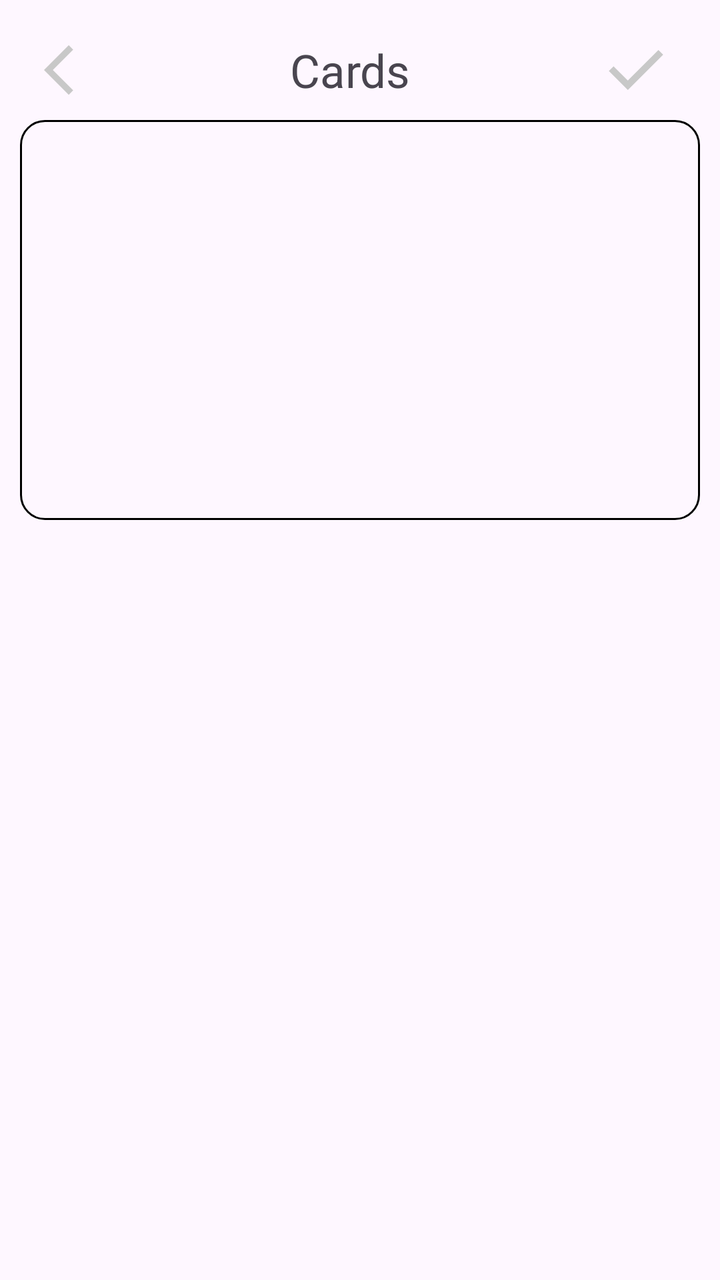
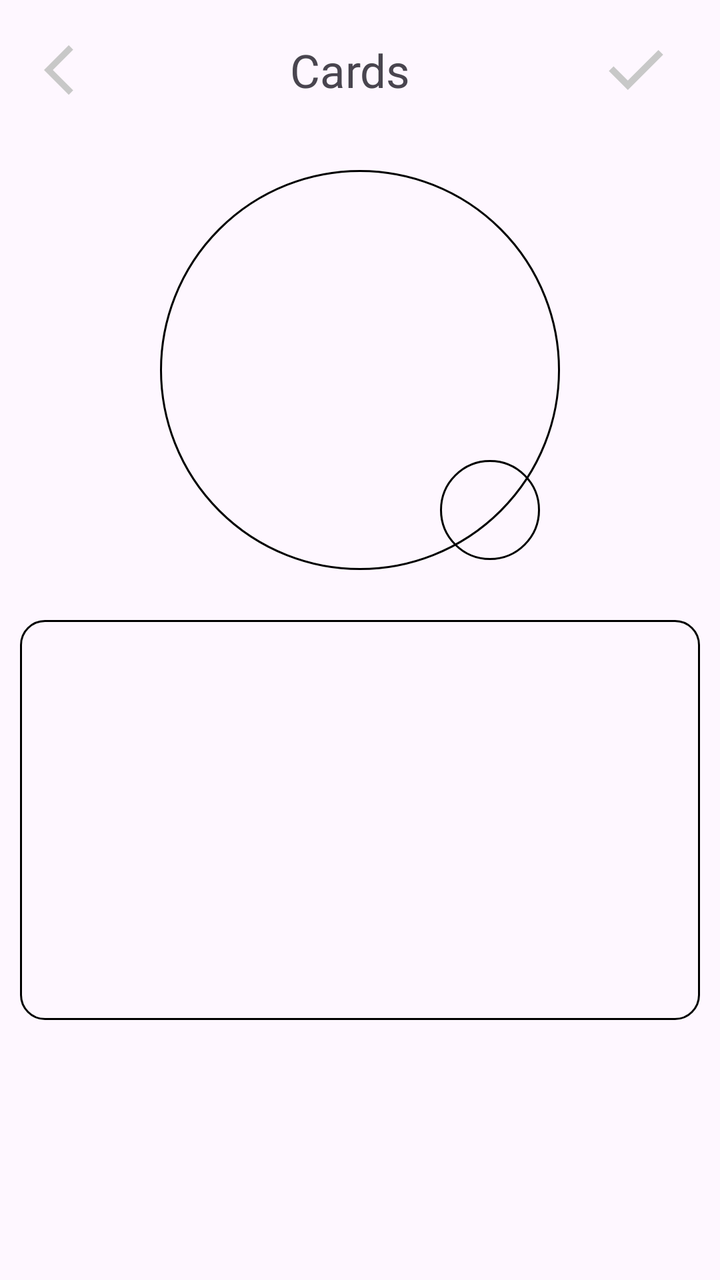

An Android layout rendered at two revisions. The XML below is the earlier revision; the diff shows what the commit changed to produce the second picture.
<!-- AndroidManifest.xml: application theme Theme.Buscor -->
<!-- res/layout/fragment_cards.xml -->
<?xml version="1.0" encoding="utf-8"?>
<FrameLayout xmlns:android="http://schemas.android.com/apk/res/android"
    xmlns:tools="http://schemas.android.com/tools"
    android:layout_width="match_parent"
    android:layout_height="match_parent"
    android:padding="10dp"
    tools:context=".views.ProfileandSettings.Cards.Cards">

   <LinearLayout
       android:layout_width="match_parent"
       android:layout_height="match_parent"
       android:orientation="vertical">

       <LinearLayout
           android:layout_width="match_parent"
           android:layout_height="50dp"
           android:orientation="horizontal"
           android:paddingHorizontal="12dp"
           android:paddingVertical="5dp"
           >
           <ImageView
               android:layout_width="wrap_content"
               android:layout_height="wrap_content"
               android:src="@drawable/arrow_back"
               android:layout_gravity="center"
               />

           <TextView
               android:layout_width="wrap_content"
               android:layout_height="wrap_content"
               android:layout_gravity="center"
               android:layout_weight="1"
               android:text="Cards"
               android:textAlignment="center"
               android:textSize="23sp" />

           <ImageView
               android:layout_width="wrap_content"
               android:layout_height="wrap_content"
               android:src="@drawable/process_icon"
               android:layout_gravity="center"
               />



       </LinearLayout>

       <LinearLayout
           android:layout_width="match_parent"
           android:layout_height="200dp"
           android:background="@drawable/edit_text_border"
           >

       </LinearLayout>

   </LinearLayout>

</FrameLayout>
<!-- resources referenced by this layout -->
<resources>
  <!-- drawable arrow_back (drawable) -->
  <vector xmlns:android="http://schemas.android.com/apk/res/android"
      android:autoMirrored="true"
      android:height="30dp"
      android:tint="#C8C8C8"
      android:viewportHeight="24"
      android:viewportWidth="24"
      android:width="30dp">
        
      <path android:fillColor="@android:color/white" android:pathData="M11.67,3.87L9.9,2.1 0,12l9.9,9.9 1.77,-1.77L3.54,12z"/>
      
  </vector>
  <!-- drawable edit_text_border (drawable) -->
  <shape
      xmlns:android="http://schemas.android.com/apk/res/android"
      android:shape="rectangle">
      <solid
          android:color="@android:color/transparent"/>
  
      <corners
          android:bottomRightRadius="12dp"
          android:bottomLeftRadius="12dp"
          android:topLeftRadius="12dp"
          android:topRightRadius="12dp"/>
      <stroke
          android:color="@color/black"
          android:width="1dp"/>
  </shape>
  <!-- drawable process_icon (drawable) -->
  <vector xmlns:android="http://schemas.android.com/apk/res/android"
      android:height="40dp"
      android:tint="#C8C8C8"
      android:viewportHeight="960"
      android:viewportWidth="960"
      android:width="40dp">
        
      <path android:fillColor="@android:color/white" android:pathData="M382,720L154,492L211,435L382,606L749,239L806,296L382,720Z"/>
      
  </vector>
  <style name="Theme.Buscor" parent="Base.Theme.Buscor" />
  <color name="black">#FF000000</color>
  <style name="Base.Theme.Buscor" parent="Theme.Material3.DayNight.NoActionBar">
          
          
      </style>
</resources>

<!-- the commit's change to res/layout/fragment_cards.xml (unified diff, before → after) -->
@@ -1,5 +1,6 @@
 <?xml version="1.0" encoding="utf-8"?>
 <FrameLayout xmlns:android="http://schemas.android.com/apk/res/android"
+    xmlns:app="http://schemas.android.com/apk/res-auto"
     xmlns:tools="http://schemas.android.com/tools"
     android:layout_width="match_parent"
     android:layout_height="match_parent"
@@ -45,6 +46,37 @@
 
        </LinearLayout>
 
+       <androidx.constraintlayout.widget.ConstraintLayout
+           android:layout_width="match_parent"
+           android:layout_height="250dp">
+
+           <FrameLayout
+               android:layout_width="wrap_content"
+               android:layout_height="wrap_content"
+               app:layout_constraintBottom_toBottomOf="parent"
+               app:layout_constraintEnd_toEndOf="parent"
+               app:layout_constraintHorizontal_bias="0.5"
+               app:layout_constraintStart_toStartOf="parent"
+               app:layout_constraintTop_toTopOf="parent"
+               app:layout_constraintVertical_bias="0.5">
+
+               <ImageView
+                   android:layout_width="200dp"
+                   android:layout_height="200dp"
+                   android:background="@drawable/profile_image_border" />
+
+               <ImageView
+                   android:layout_width="50dp"
+                   android:layout_height="50dp"
+                   android:layout_gravity="bottom|end"
+                   android:layout_marginRight="10dp"
+                   android:layout_marginBottom="5dp"
+                   android:background="@drawable/profile_image_border" />
+
+           </FrameLayout>
+
+       </androidx.constraintlayout.widget.ConstraintLayout>
+
        <LinearLayout
            android:layout_width="match_parent"
            android:layout_height="200dp"
<!-- resource entries referenced after the edit -->
@@ -39,6 +39,22 @@
       <path android:fillColor="@android:color/white" android:pathData="M382,720L154,492L211,435L382,606L749,239L806,296L382,720Z"/>
       
   </vector>
+  <!-- drawable profile_image_border (drawable) -->
+  <shape
+      xmlns:android="http://schemas.android.com/apk/res/android"
+      android:shape="rectangle">
+      <solid
+          android:color="@android:color/transparent"/>
+  
+      <corners
+          android:bottomRightRadius="300dp"
+          android:bottomLeftRadius="300dp"
+          android:topLeftRadius="300dp"
+          android:topRightRadius="300dp"/>
+      <stroke
+          android:color="@color/black"
+          android:width="1dp"/>
+  </shape>
   <style name="Theme.Buscor" parent="Base.Theme.Buscor" />
   <color name="black">#FF000000</color>
   <style name="Base.Theme.Buscor" parent="Theme.Material3.DayNight.NoActionBar">
